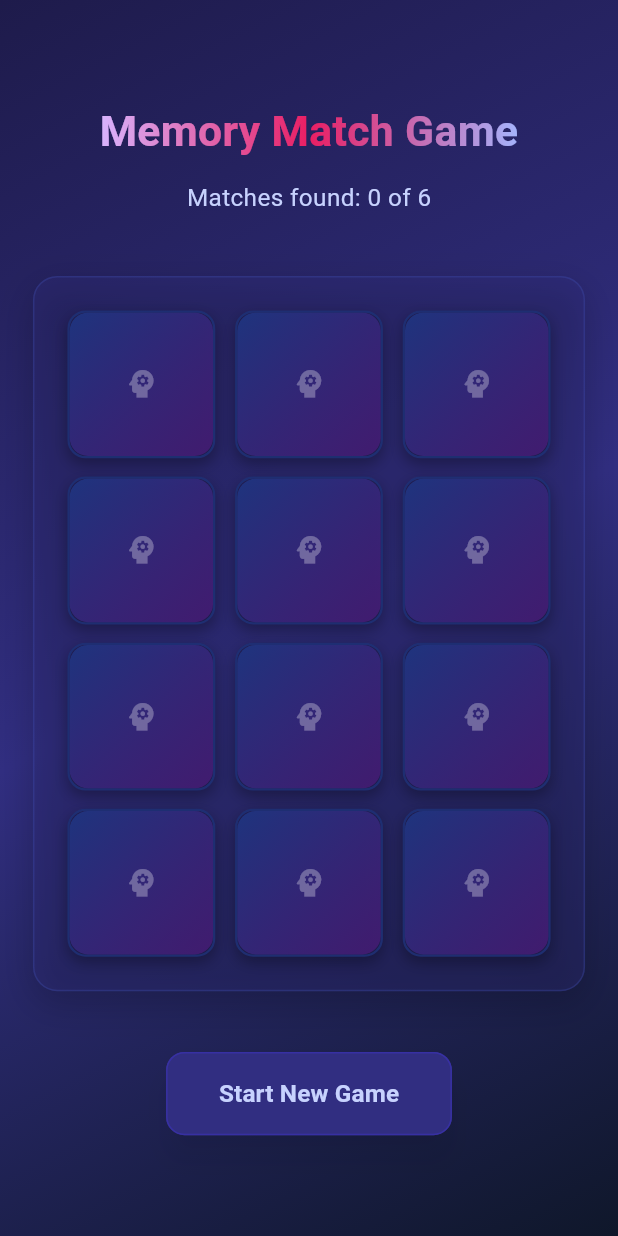
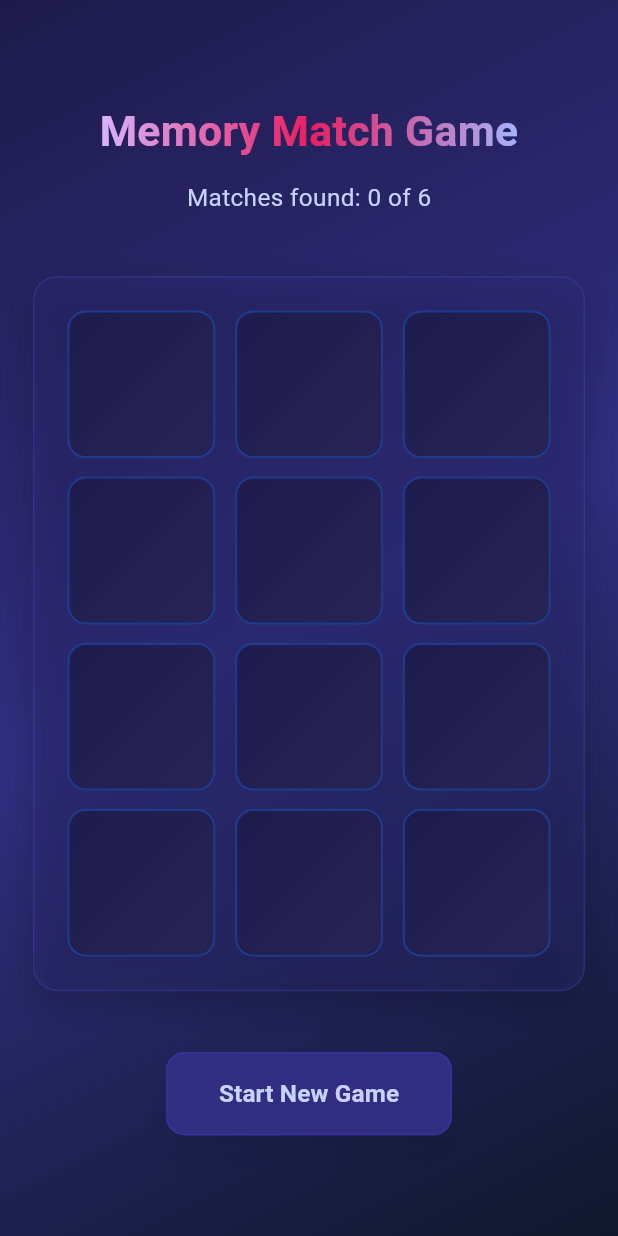
Before and after one commit to AnishHazra/KidsMemoryGame, a Flutter app: the screen it shows after launch, on a phone screen of 412 x 824 dp. Run offline on Flutter 3.47's test engine with Material 3 defaults, Android fonts, the phone set to English and light mode, and no system bars; our stand-ins replace equatable, flutter_bloc, flutter_screenutil.

Commit message:
Fixed colors

```diff
--- a/lib/presentation/home/widgets/memory_card_widget.dart
+++ b/lib/presentation/home/widgets/memory_card_widget.dart
@@ -92,19 +92,6 @@ class _MemoryCardWidgetState extends State<MemoryCardWidget>
                     color: _getBorderColor(),
                     width: 1.5,
                   ),
-                  boxShadow: [
-                    BoxShadow(
-                      color: Colors.black.withOpacity(0.3),
-                      blurRadius: 8,
-                      offset: const Offset(0, 4),
-                    ),
-                    if (widget.card.isMatched)
-                      BoxShadow(
-                        color: widget.card.color.withOpacity(0.3),
-                        blurRadius: 20,
-                        spreadRadius: 2,
-                      ),
-                  ],
                 ),
                 child: isShowingFront ? _buildCardBack() : _buildCardFront(),
               ),
@@ -119,20 +106,13 @@ class _MemoryCardWidgetState extends State<MemoryCardWidget>
     return Container(
       decoration: BoxDecoration(
         borderRadius: BorderRadius.circular(12.r),
-        gradient: LinearGradient(
+        gradient: const LinearGradient(
           begin: Alignment.topLeft,
           end: Alignment.bottomRight,
           colors: [
-            const Color(0xFF1E3A8A).withOpacity(0.8),
-            const Color(0xFF581C87).withOpacity(0.6),
+            Color(0xFF1F1C4D),
+            Color(0xFF272454),
           ],
-        ),
-      ),
-      child: Center(
-        child: Icon(
-          Icons.psychology,
-          size: 24.sp,
-          color: Colors.white.withOpacity(0.3),
         ),
       ),
     );
@@ -150,14 +130,19 @@ class _MemoryCardWidgetState extends State<MemoryCardWidget>
               widget.card.icon,
               size: 32.sp,
               color: widget.card.color,
-              shadows: widget.card.isMatched
-                  ? [
-                      Shadow(
-                        color: Colors.white.withOpacity(0.6),
-                        blurRadius: 10,
-                      ),
-                    ]
-                  : null,
+              shadows: [
+                BoxShadow(
+                  color: Colors.black.withOpacity(0.3),
+                  blurRadius: 8,
+                  offset: const Offset(0, 4),
+                ),
+                if (widget.card.isMatched)
+                  BoxShadow(
+                    color: widget.card.color.withOpacity(0.3),
+                    blurRadius: 20,
+                    spreadRadius: 2,
+                  ),
+              ],
             ),
           );
         },
@@ -167,21 +152,21 @@ class _MemoryCardWidgetState extends State<MemoryCardWidget>
 
   Color _getCardColor() {
     if (widget.card.isMatched) {
-      return const Color(0xFF312E81).withOpacity(0.7);
+      return const Color(0xFF362D74);
     } else if (widget.card.isFlipped) {
-      return const Color(0xFF3730A3).withOpacity(0.7);
+      return const Color(0xFF2F257E);
     } else {
-      return const Color(0xFF1E1B4B).withOpacity(0.8);
+      return const Color(0xFF1E1B4B);
     }
   }
 
   Color _getBorderColor() {
     if (widget.card.isMatched) {
-      return widget.card.color.withOpacity(0.8);
+      return const Color(0xFF5858B2);
     } else if (widget.card.isFlipped) {
-      return const Color(0xFF6366F1).withOpacity(0.8);
+      return const Color(0xFF6366F1);
     } else {
-      return const Color(0xFF1E3A8A).withOpacity(0.6);
+      return const Color(0xFF1E3A8A);
     }
   }
 }
```
